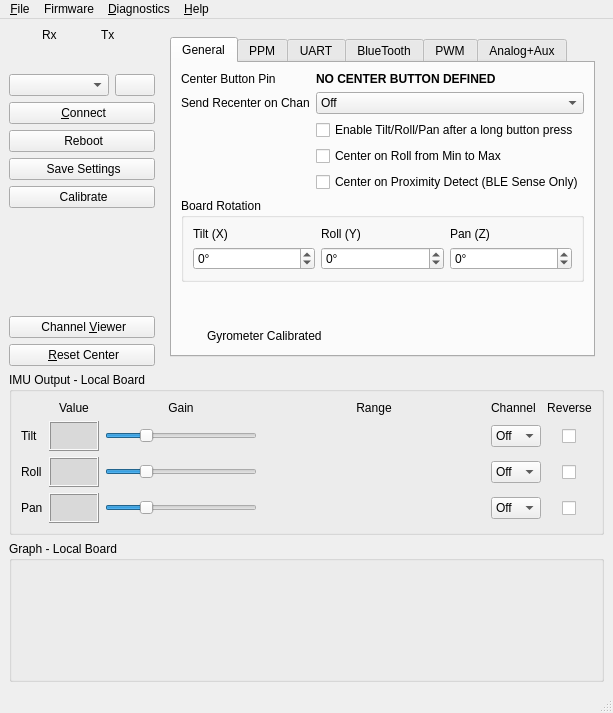
dlktdr/HeadTracker, file gui/src/mainwindow.ui: the form before one commit.
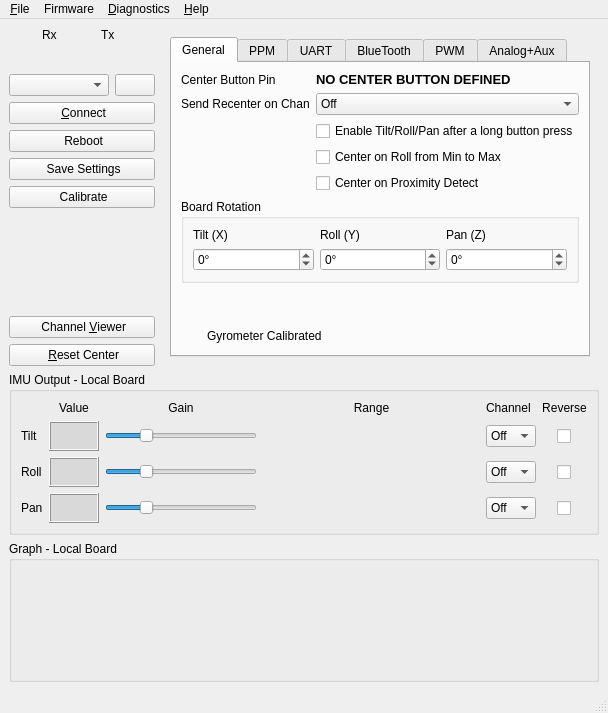
The form after the commit. Icons and pictures are not drawn. Custom widgets are drawn as their Qt base class.

Commit message: GUI: Increase font sizes for pins

What changed in the file:
```diff
--- a/gui/src/mainwindow.ui
+++ b/gui/src/mainwindow.ui
@@ -394,7 +394,7 @@
                  <string>&lt;html&gt;&lt;head/&gt;&lt;body&gt;&lt;p&gt;Sets the output channel you want tilt on&lt;/p&gt;&lt;/body&gt;&lt;/html&gt;</string>
                 </property>
                 <property name="text">
-                 <string>Center on Proximity Detect (BLE Sense Only)</string>
+                 <string>Center on Proximity Detect</string>
                 </property>
                </widget>
               </item>
@@ -493,6 +493,7 @@
                <widget class="QLabel" name="lblCenterBtn">
                 <property name="font">
                  <font>
+                  <pointsize>10</pointsize>
                   <bold>true</bold>
                  </font>
                 </property>
```
Left out of the diff: 2 changed lines with no effect on the pictures.
